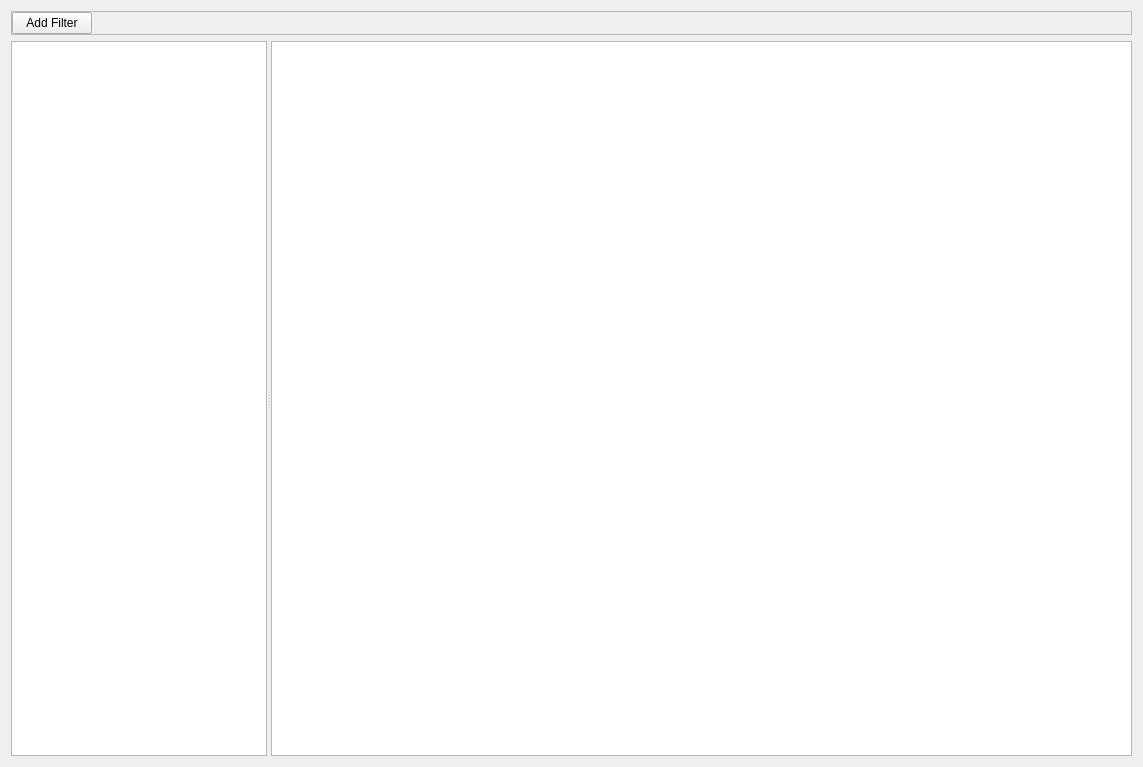
Before: the Qt Designer form src/ui/searchpanel.ui in bcolyn/PhotonFinder, drawn with Qt 5.
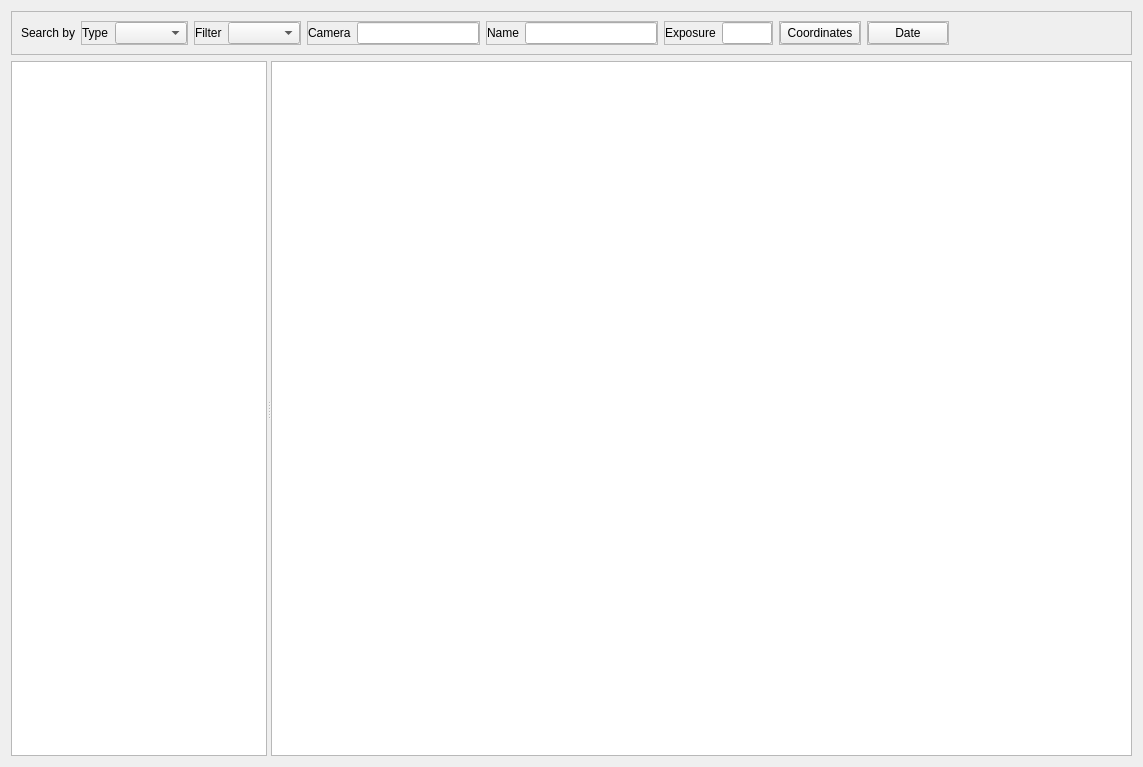
After: the same form once the commit is applied.

```diff
--- a/src/ui/searchpanel.ui
+++ b/src/ui/searchpanel.ui
@@ -28,27 +28,272 @@
      <property name="frameShadow">
       <enum>QFrame::Raised</enum>
      </property>
-     <layout class="QHBoxLayout" name="filter_layout">
-      <property name="leftMargin">
-       <number>0</number>
-      </property>
-      <property name="topMargin">
-       <number>0</number>
-      </property>
-      <property name="rightMargin">
-       <number>0</number>
-      </property>
-      <property name="bottomMargin">
-       <number>0</number>
-      </property>
+     <layout class="QHBoxLayout" name="horizontalLayout_search">
       <item>
-       <widget class="QPushButton" name="addFilterButton">
+       <widget class="QLabel" name="label">
         <property name="text">
-         <string>Add Filter</string>
+         <string>Search by</string>
         </property>
-        <property name="flat">
-         <bool>false</bool>
+       </widget>
+      </item>
+      <item>
+       <widget class="QFrame" name="filter_type_frame">
+        <property name="frameShape">
+         <enum>QFrame::StyledPanel</enum>
         </property>
+        <property name="frameShadow">
+         <enum>QFrame::Raised</enum>
+        </property>
+        <layout class="QHBoxLayout" name="horizontalLayout_type">
+         <property name="leftMargin">
+          <number>0</number>
+         </property>
+         <property name="topMargin">
+          <number>0</number>
+         </property>
+         <property name="rightMargin">
+          <number>0</number>
+         </property>
+         <property name="bottomMargin">
+          <number>0</number>
+         </property>
+         <item>
+          <widget class="QLabel" name="label_type">
+           <property name="text">
+            <string>Type</string>
+           </property>
+          </widget>
+         </item>
+         <item>
+          <widget class="QComboBox" name="filter_type_combo"/>
+         </item>
+        </layout>
+       </widget>
+      </item>
+      <item>
+       <widget class="QFrame" name="filter_filter_frame">
+        <property name="frameShape">
+         <enum>QFrame::StyledPanel</enum>
+        </property>
+        <property name="frameShadow">
+         <enum>QFrame::Raised</enum>
+        </property>
+        <layout class="QHBoxLayout" name="horizontalLayout_filter">
+         <property name="leftMargin">
+          <number>0</number>
+         </property>
+         <property name="topMargin">
+          <number>0</number>
+         </property>
+         <property name="rightMargin">
+          <number>0</number>
+         </property>
+         <property name="bottomMargin">
+          <number>0</number>
+         </property>
+         <item>
+          <widget class="QLabel" name="label_filter">
+           <property name="text">
+            <string>Filter</string>
+           </property>
+          </widget>
+         </item>
+         <item>
+          <widget class="QComboBox" name="filter_filter_combo"/>
+         </item>
+        </layout>
+       </widget>
+      </item>
+      <item>
+       <widget class="QFrame" name="filter_cam_frame">
+        <property name="frameShape">
+         <enum>QFrame::StyledPanel</enum>
+        </property>
+        <property name="frameShadow">
+         <enum>QFrame::Raised</enum>
+        </property>
+        <layout class="QHBoxLayout" name="horizontalLayout_cam">
+         <property name="leftMargin">
+          <number>0</number>
+         </property>
+         <property name="topMargin">
+          <number>0</number>
+         </property>
+         <property name="rightMargin">
+          <number>0</number>
+         </property>
+         <property name="bottomMargin">
+          <number>0</number>
+         </property>
+         <item>
+          <widget class="QLabel" name="label_cam">
+           <property name="text">
+            <string>Camera</string>
+           </property>
+          </widget>
+         </item>
+         <item>
+          <widget class="QLineEdit" name="filter_cam_text"/>
+         </item>
+        </layout>
+       </widget>
+      </item>
+      <item>
+       <widget class="QFrame" name="filter_name_frame">
+        <property name="frameShape">
+         <enum>QFrame::StyledPanel</enum>
+        </property>
+        <property name="frameShadow">
+         <enum>QFrame::Raised</enum>
+        </property>
+        <layout class="QHBoxLayout" name="horizontalLayout_name">
+         <property name="leftMargin">
+          <number>0</number>
+         </property>
+         <property name="topMargin">
+          <number>0</number>
+         </property>
+         <property name="rightMargin">
+          <number>0</number>
+         </property>
+         <property name="bottomMargin">
+          <number>0</number>
+         </property>
+         <item>
+          <widget class="QLabel" name="label_name">
+           <property name="text">
+            <string>Name</string>
+           </property>
+          </widget>
+         </item>
+         <item>
+          <widget class="QLineEdit" name="filter_name_text"/>
+         </item>
+        </layout>
+       </widget>
+      </item>
+      <item>
+       <widget class="QFrame" name="filter_exp_frame">
+        <property name="frameShape">
+         <enum>QFrame::StyledPanel</enum>
+        </property>
+        <property name="frameShadow">
+         <enum>QFrame::Raised</enum>
+        </property>
+        <layout class="QHBoxLayout" name="horizontalLayout_exp">
+         <property name="leftMargin">
+          <number>0</number>
+         </property>
+         <property name="topMargin">
+          <number>0</number>
+         </property>
+         <property name="rightMargin">
+          <number>0</number>
+         </property>
+         <property name="bottomMargin">
+          <number>0</number>
+         </property>
+         <item>
+          <widget class="QLabel" name="label_exp">
+           <property name="text">
+            <string>Exposure</string>
+           </property>
+          </widget>
+         </item>
+         <item>
+          <widget class="QLineEdit" name="filter_exp_text">
+           <property name="enabled">
+            <bool>true</bool>
+           </property>
+           <property name="sizePolicy">
+            <sizepolicy hsizetype="Fixed" vsizetype="Fixed">
+             <horstretch>0</horstretch>
+             <verstretch>0</verstretch>
+            </sizepolicy>
+           </property>
+           <property name="maximumSize">
+            <size>
+             <width>50</width>
+             <height>16777215</height>
+            </size>
+           </property>
+           <property name="inputMethodHints">
+            <set>Qt::ImhDigitsOnly</set>
+           </property>
+           <property name="text">
+            <string/>
+           </property>
+          </widget>
+         </item>
+        </layout>
+       </widget>
+      </item>
+      <item>
+       <widget class="QFrame" name="filter_coord_frame">
+        <property name="frameShape">
+         <enum>QFrame::StyledPanel</enum>
+        </property>
+        <property name="frameShadow">
+         <enum>QFrame::Raised</enum>
+        </property>
+        <layout class="QHBoxLayout" name="horizontalLayout_coord">
+         <property name="leftMargin">
+          <number>0</number>
+         </property>
+         <property name="topMargin">
+          <number>0</number>
+         </property>
+         <property name="rightMargin">
+          <number>0</number>
+         </property>
+         <property name="bottomMargin">
+          <number>0</number>
+         </property>
+         <item>
+          <widget class="QPushButton" name="filter_coord_button">
+           <property name="text">
+            <string>Coordinates</string>
+           </property>
+           <property name="checkable">
+            <bool>true</bool>
+           </property>
+          </widget>
+         </item>
+        </layout>
+       </widget>
+      </item>
+      <item>
+       <widget class="QFrame" name="filter_date_frame">
+        <property name="frameShape">
+         <enum>QFrame::StyledPanel</enum>
+        </property>
+        <property name="frameShadow">
+         <enum>QFrame::Raised</enum>
+        </property>
+        <layout class="QHBoxLayout" name="horizontalLayout_date">
+         <property name="leftMargin">
+          <number>0</number>
+         </property>
+         <property name="topMargin">
+          <number>0</number>
+         </property>
+         <property name="rightMargin">
+          <number>0</number>
+         </property>
+         <property name="bottomMargin">
+          <number>0</number>
+         </property>
+         <item>
+          <widget class="QPushButton" name="filter_date_button">
+           <property name="text">
+            <string>Date</string>
+           </property>
+           <property name="checkable">
+            <bool>true</bool>
+           </property>
+          </widget>
+         </item>
+        </layout>
        </widget>
       </item>
       <item>
```
Left out of the diff: 19 changed lines with no effect on the pictures.
